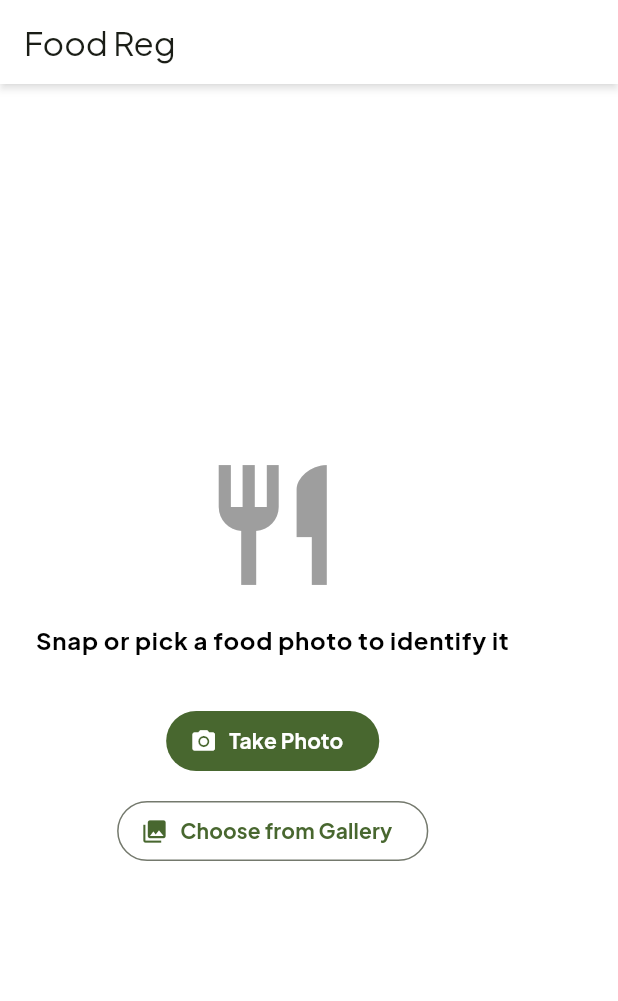
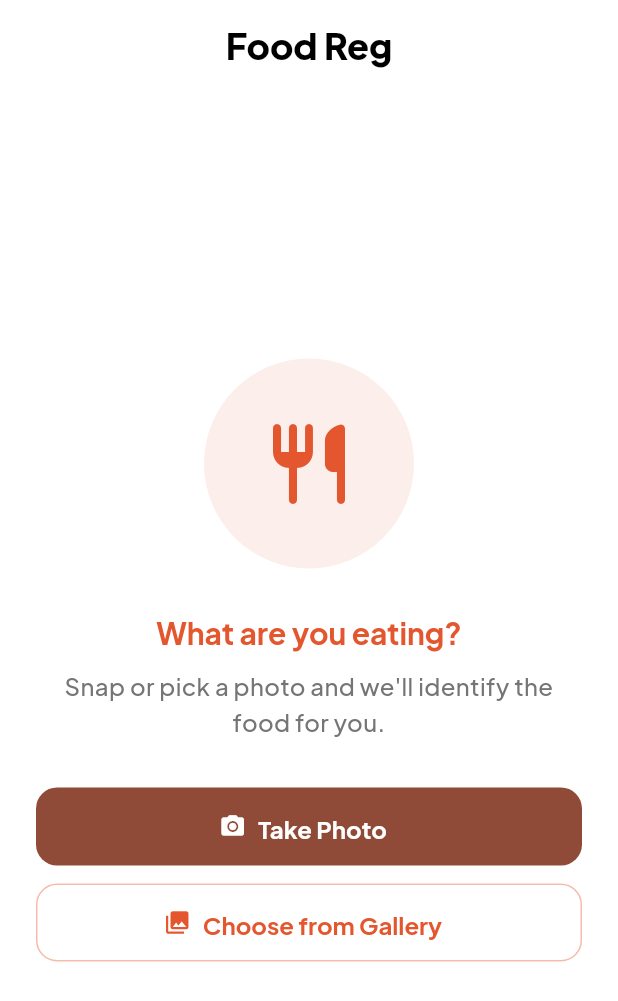
Before and after one commit to MHibriziF/Food-Reg, a Flutter app: the screen it shows after launch, on a phone screen of 412 x 824 dp. Shown: the top 1001 px of the screen. Run offline on Flutter 3.47's test engine with Material 3 defaults, Android fonts, the phone set to English and light mode, and no system bars; our stand-ins replace dio, either_dart, envied, flutter_bloc, flutter_secure_storage, freezed_annotation and 8 more; accounts and stored records are empty; generated files the repository leaves out were written again.

Commit message:
feat: adjust theme's and UI

```diff
--- a/lib/core/themes/app_theme.dart
+++ b/lib/core/themes/app_theme.dart
@@ -3,6 +3,7 @@ part of '_themes.dart';
 class AppTheme {
   static ThemeData get lightTheme {
     return ThemeData(
+      useMaterial3: true,
       colorScheme: ColorScheme.fromSeed(
         seedColor: BaseColors.primary,
         surface: BaseColors.white,
@@ -11,9 +12,11 @@ class AppTheme {
       scaffoldBackgroundColor: BaseColors.white,
       appBarTheme: AppBarTheme(
         backgroundColor: BaseColors.white,
+        foregroundColor: BaseColors.black,
         surfaceTintColor: BaseColors.transparent,
-        elevation: 2,
-        shadowColor: BaseColors.black.withValues(alpha: 0.5),
+        elevation: 0,
+        centerTitle: true,
+        titleTextStyle: FontTheme.sectionHeader,
       ),
       textTheme: TextTheme(
         displayLarge: FontTheme.mainHeader,
@@ -23,6 +26,22 @@ class AppTheme {
         bodyMedium: FontTheme.bodyMedium,
         labelLarge: FontTheme.textBold,
       ),
+      filledButtonTheme: FilledButtonThemeData(
+        style: FilledButton.styleFrom(
+          minimumSize: const Size(double.infinity, 52),
+          shape: RoundedRectangleBorder(borderRadius: BorderRadius.circular(14)),
+          textStyle: FontTheme.bodyBold,
+        ),
+      ),
+      outlinedButtonTheme: OutlinedButtonThemeData(
+        style: OutlinedButton.styleFrom(
+          minimumSize: const Size(double.infinity, 52),
+          foregroundColor: BaseColors.primary,
+          side: BorderSide(color: BaseColors.primary.withValues(alpha: 0.4)),
+          shape: RoundedRectangleBorder(borderRadius: BorderRadius.circular(14)),
+          textStyle: FontTheme.bodyBold,
+        ),
+      ),
     );
   }
 }
--- a/lib/core/themes/base_colors.dart
+++ b/lib/core/themes/base_colors.dart
@@ -1,96 +1,16 @@
 part of '_themes.dart';
 
 class BaseColors {
-  static const Color primary = Color(0xFF466130);
-  static const Color primaryText = Color(0xFF466130);
-
-  static const int _secondaryPrimaryValue = 0xFFFFD1D5DB;
-  static const MaterialColor secondary =
-      MaterialColor(_secondaryPrimaryValue, <int, Color>{
-        50: Color(0xFFF9FAFB),
-        100: Color(0xFFF3F4F6),
-        200: Color(0xFFE5E7EB),
-        300: Color(_secondaryPrimaryValue),
-        400: Color(0xFF9CA3AF),
-        500: Color(0xFF6B7280),
-        600: Color(0xFF4B5563),
-        700: Color(0xFF374151),
-        800: Color(0xFF1F2937),
-        900: Color(0xFF111827),
-      });
-
-  static const int _brandPrimaryValue = 0xFF1E326B;
-  static const MaterialColor brand =
-      MaterialColor(_brandPrimaryValue, <int, Color>{
-        50: Color(0xFFE9EBF0),
-        100: Color(0xFFB9BFD1),
-        200: Color(0xFF98A1BB),
-        300: Color(0xFF68769C),
-        400: Color(0xFF4B5B89),
-        500: Color(_brandPrimaryValue),
-        600: Color(0xFF1B2E61),
-        700: Color(0xFF15244C),
-        800: Color(0xFF111C3B),
-        900: Color(0xFF0D152D),
-      });
-
-  static const int _limePrimaryValue = 0xFF84CC16;
-  static const MaterialColor lime =
-      MaterialColor(_limePrimaryValue, <int, Color>{
-        50: Color(0xFFF7FEE7),
-        100: Color(0xFFECFCCB),
-        200: Color(0xFFD9F99D),
-        300: Color(0xFFBEF264),
-        400: Color(0xFFA3E635),
-        500: Color(_limePrimaryValue),
-        600: Color(0xFF65A30D),
-        700: Color(0xFF4D7C0F),
-        800: Color(0xFF3F6212),
-        900: Color(0xFF365314),
-        950: Color(0xFF1A2E05),
-      });
-
-  static const int _redPrimaryValue = 0xFFC10007;
-  static const MaterialColor red = MaterialColor(_redPrimaryValue, <int, Color>{
-    50: Color(0xFFFEF2F2),
-    100: Color(0xFFFEE2E2),
-    200: Color(0xFFFECACA),
-    300: Color(0xFFFCA5A5),
-    400: Color(0xFFF87171),
-    500: Color(_redPrimaryValue),
-    600: Color(0xFFB91C1C),
-    700: Color(0xFF991B1B),
-    800: Color(0xFF7F1D1D),
-    900: Color(0xFF450A0A),
-    950: Color(0xFF450A0A),
-  });
-
-  static const int _amberPrimaryValue = 0xFFF59E0B;
-  static const MaterialColor amber =
-      MaterialColor(_amberPrimaryValue, <int, Color>{
-        50: Color(0xFFFFFBEB),
-        100: Color(0xFFFEF3C7),
-        200: Color(0xFFFDE68A),
-        300: Color(0xFFFCD34D),
-        400: Color(0xFFFBBF24),
-        500: Color(_amberPrimaryValue),
-        600: Color(0xFFD97706),
-        700: Color(0xFFB45309),
-        800: Color(0xFF92400E),
-        900: Color(0xFF78350F),
-        950: Color(0xFF451A03),
-      });
+  // Warm terracotta — food/appetite-coded, distinct from the muted greens
+  // of the project this scaffold was originally built for.
+  static const Color primary = Color(0xFFE4572E);
+  static const Color primaryText = Color(0xFFE4572E);
 
   static const Color black = Colors.black;
   static const Color white = Colors.white;
-  static const Color blue = Colors.blue;
   static const Color transparent = Colors.transparent;
 
-  static const Color success = Color(_limePrimaryValue);
-  static const Color warning = Color(_amberPrimaryValue);
-  static const Color error = Color(_redPrimaryValue);
-
-  static const scaffoldColor = Colors.white;
-
-  static const Color ristekPurple = Color(0xFF5038BC);
+  static const Color success = Color(0xFF16A34A);
+  static const Color warning = Color(0xFFF59E0B);
+  static const Color error = Color(0xFFDC2626);
 }
--- a/lib/core/utils/show_alert.dart
+++ b/lib/core/utils/show_alert.dart
@@ -18,7 +18,7 @@ const _appAlertStyles = {
     icon: Icons.check_rounded,
   ),
   AppAlertType.error: _AppAlertStyle(
-    accent: BaseColors.red,
+    accent: BaseColors.error,
     icon: Icons.close_rounded,
   ),
 };
--- a/lib/features/capture/presentation/widgets/_widgets.dart
+++ b/lib/features/capture/presentation/widgets/_widgets.dart
@@ -2,6 +2,7 @@ import 'dart:io';
 
 import 'package:flutter/material.dart';
 import 'package:flutter_bloc/flutter_bloc.dart';
+import 'package:food_reg/core/themes/_themes.dart';
 import 'package:food_reg/core/utils/show_snackbar.dart';
 
 import '../../domain/repositories/_repositories.dart';
--- a/lib/features/capture/presentation/widgets/capture_empty_body.dart
+++ b/lib/features/capture/presentation/widgets/capture_empty_body.dart
@@ -5,17 +5,38 @@ class CaptureEmptyBody extends StatelessWidget {
 
   @override
   Widget build(BuildContext context) {
-    return Padding(
+    return Center(
+      child: SingleChildScrollView(
         padding: const EdgeInsets.all(24),
         child: Column(
-        mainAxisAlignment: MainAxisAlignment.center,
+          mainAxisSize: MainAxisSize.min,
           children: [
-          const Icon(Icons.restaurant, size: 96, color: Colors.grey),
-          const SizedBox(height: 16),
+            Container(
+              width: 140,
+              height: 140,
+              decoration: BoxDecoration(
+                color: BaseColors.primary.withValues(alpha: 0.1),
+                shape: BoxShape.circle,
+              ),
+              child: const Icon(
+                Icons.restaurant_rounded,
+                size: 64,
+                color: BaseColors.primary,
+              ),
+            ),
+            const SizedBox(height: 28),
             Text(
-            'Snap or pick a food photo to identify it',
+              'What are you eating?',
               textAlign: TextAlign.center,
-            style: Theme.of(context).textTheme.bodyLarge,
+              style: Theme.of(context).textTheme.headlineMedium,
+            ),
+            const SizedBox(height: 8),
+            Text(
+              'Snap or pick a photo and we\'ll identify the food for you.',
+              textAlign: TextAlign.center,
+              style: Theme.of(
+                context,
+              ).textTheme.bodyMedium?.copyWith(color: Colors.grey.shade600),
             ),
             const SizedBox(height: 32),
             FilledButton.icon(
@@ -35,6 +56,7 @@ class CaptureEmptyBody extends StatelessWidget {
             ),
           ],
         ),
+      ),
     );
   }
 }
```
Lines whose indentation alone changed are shown as unchanged.
